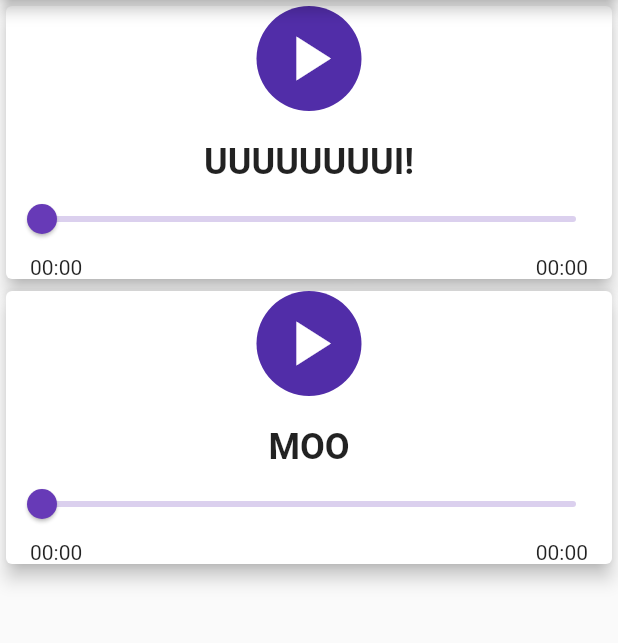
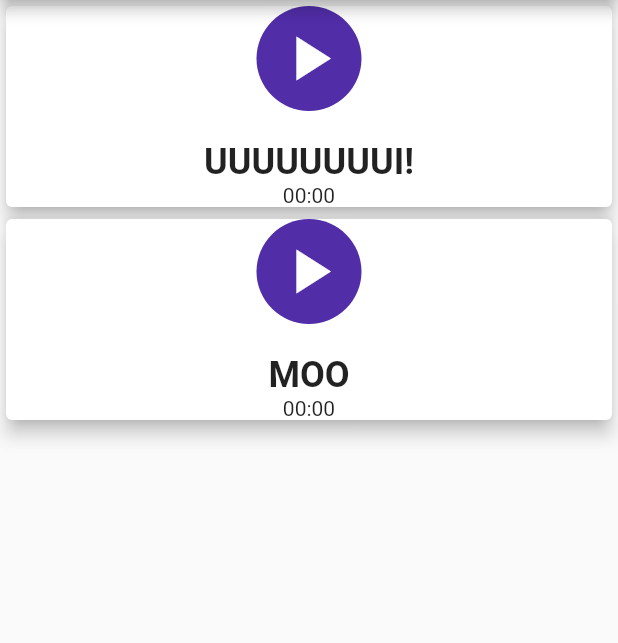
Before and after one commit to oadrianrabelo/sbt-sonoplastia, a Flutter app: the screen it shows after launch, on a phone screen of 412 x 824 dp, the part 84-727 px from its top. Run offline on Flutter 3.47's test engine with Material 2 defaults, Android fonts, the phone set to English and light mode, and no system bars; our stand-ins replace audioplayers.

Commit message:
refatorando view

```diff
--- a/lib/cardSom.dart
+++ b/lib/cardSom.dart
@@ -84,24 +84,26 @@ class _CardSomState extends State<CardSom> {
               style: const TextStyle(fontSize: 24, fontWeight: FontWeight.bold),
             ),
           ),
-          Slider(
-            min: 0,
-            max: duration.inSeconds.toDouble(),
-            value: position.inSeconds.toDouble(),
-            onChanged: (value) async {
-              final position = Duration(seconds: value.toInt());
-
-              await audioPlayer.seek(position);
-
-              await audioPlayer.resume();
-            },
-          ),
+          // Slider(
+          //   min: 0,
+          //   max: duration.inSeconds.toDouble(),
+          //   value: position.inSeconds.toDouble(),
+          //   onChanged: (value) async {
+          //     final position = Duration(seconds: value.toInt());
+          //
+          //     await audioPlayer.seek(position);
+          //
+          //     await audioPlayer.resume();
+          //   },
+          // ),
+          //
           Padding(
             padding: const EdgeInsets.symmetric(horizontal: 16),
             child: Row(
-              mainAxisAlignment: MainAxisAlignment.spaceBetween,
+              mainAxisAlignment: MainAxisAlignment.center,
               children: [
-                Text(formatTime(position)),
+                // Text(formatTime(position)),
+                // Text(formatTime(duration - position)),
                 Text(formatTime(duration - position)),
               ],
             ),
```
